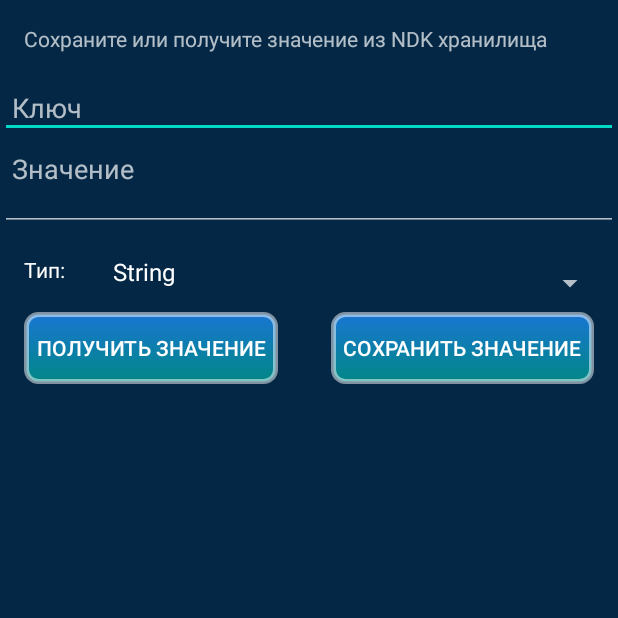
After one commit to i-redbyte/ndk-example, an Android app: the NdkManActivity screen opened directly, with no data from a screen before it, on a phone screen of 412 x 824 dp, the top half of it. The commit adds this screen. Run offline under Robolectric (Android 15) with nearby library versions, the phone set to English and light mode, and no system bars.

Commit message:
simple ndk storage

```diff
--- a/app/src/main/java/com/github/iredbyte/ndk_example/MainActivity.kt
+++ b/app/src/main/java/com/github/iredbyte/ndk_example/MainActivity.kt
@@ -3,6 +3,7 @@ package com.github.iredbyte.ndk_example
 import android.os.Bundle
 import androidx.appcompat.app.AppCompatActivity
 import androidx.appcompat.widget.AppCompatButton
+import com.github.iredbyte.ndk_example.ndkman.keyvalue.NdkManActivity
 import com.github.iredbyte.ndk_example.stepik.ui.StepikActivity
 
 class MainActivity : AppCompatActivity() {
@@ -16,6 +17,9 @@ class MainActivity : AppCompatActivity() {
         findViewById<AppCompatButton>(R.id.btnStepik).setOnClickListener {
             startActivity(StepikActivity.newInstance(this))
         }
+        findViewById<AppCompatButton>(R.id.btnNdkMan).setOnClickListener {
+            startActivity(NdkManActivity.newInstance(this))
+        }
     }
 
 }
--- /dev/null
+++ b/app/src/main/java/com/github/iredbyte/ndk_example/ndkman/keyvalue/NdkManActivity.kt
@@ -0,0 +1,81 @@
+package com.github.iredbyte.ndk_example.ndkman.keyvalue
+
+import android.content.Context
+import android.content.Intent
+import android.os.Bundle
+import android.util.Log
+import android.widget.ArrayAdapter
+import android.widget.EditText
+import android.widget.Spinner
+import android.widget.Toast
+import androidx.appcompat.app.AppCompatActivity
+import androidx.appcompat.widget.AppCompatButton
+import com.github.iredbyte.ndk_example.R
+import com.github.iredbyte.ndk_example.ndkman.storage.NdkMan
+import java.util.regex.Pattern
+
+class NdkManActivity : AppCompatActivity() {
+    private val keyPattern: Pattern = Pattern.compile("\\p{Alnum}+")
+    private val etKey: EditText by lazy { findViewById(R.id.etKey) }
+    private val etValue: EditText by lazy { findViewById(R.id.etValue) }
+    private val btnGetValue: AppCompatButton by lazy { findViewById(R.id.btnGetValue) }
+    private val btnSetValue: AppCompatButton by lazy { findViewById(R.id.btnSetValue) }
+    private val spType: Spinner by lazy { findViewById(R.id.spType) }
+    private val store = NdkMan()
+
+    override fun onCreate(savedInstanceState: Bundle?) {
+        super.onCreate(savedInstanceState)
+        setContentView(R.layout.activity_ndk_man)
+        val adapter: ArrayAdapter<StoreType> =
+            ArrayAdapter(this, android.R.layout.simple_spinner_item, StoreType.values())
+        spType.adapter = adapter
+        btnGetValue.setOnClickListener { onGetValue() }
+        btnSetValue.setOnClickListener { onSetValue() }
+    }
+
+    private fun onSetValue() {
+        val key = etKey.text.toString()
+        val value = etValue.text.toString()
+        val type: StoreType = spType.selectedItem as StoreType
+        if (!keyPattern.matcher(key).matches()) {
+            displayMessage("Incorrect key")
+            return
+        }
+        try {
+            when (type) {
+                StoreType.String -> store.setString(key, value)
+            }
+        } catch (ex: Exception) {
+            displayMessage("Incorrect value.")
+        }
+        printCountEntries()
+    }
+
+    private fun printCountEntries() {
+        val numEntries = store.count
+        Log.d("", "Store $numEntries")
+    }
+
+    private fun onGetValue() {
+        val key = etKey.text.toString()
+        val type: StoreType = spType.selectedItem as StoreType
+        if (!keyPattern.matcher(key).matches()) {
+            displayMessage("Incorrect key")
+            return
+        }
+        when (type) {
+            StoreType.String -> {
+                etValue.setText(store.getString(key))
+            }
+        }
+    }
+
+    private fun displayMessage(text: String) {
+        Toast.makeText(this, text, Toast.LENGTH_LONG).show()
+    }
+
+    companion object {
+        fun newInstance(context: Context): Intent =
+            Intent(context, NdkManActivity::class.java)
+    }
+}
--- /dev/null
+++ b/app/src/main/java/com/github/iredbyte/ndk_example/ndkman/keyvalue/StoreType.kt
@@ -0,0 +1,5 @@
+package com.github.iredbyte.ndk_example.ndkman.keyvalue
+
+enum class StoreType {
+    String
+}
--- /dev/null
+++ b/app/src/main/java/com/github/iredbyte/ndk_example/ndkman/storage/NdkMan.java
@@ -0,0 +1,15 @@
+package com.github.iredbyte.ndk_example.ndkman.storage;
+
+public class NdkMan {
+    static {
+        System.loadLibrary("ndkman");
+    }
+    public NdkMan() {}
+
+    public native int getCount();
+
+    public native String getString(String key);
+
+    public native void setString(String key, String value);
+
+}
--- /dev/null
+++ b/app/src/main/res/layout/activity_ndk_man.xml
@@ -0,0 +1,88 @@
+<?xml version="1.0" encoding="utf-8"?>
+<androidx.constraintlayout.widget.ConstraintLayout xmlns:android="http://schemas.android.com/apk/res/android"
+    xmlns:app="http://schemas.android.com/apk/res-auto"
+    xmlns:tools="http://schemas.android.com/tools"
+    android:id="@+id/main"
+    android:layout_width="match_parent"
+    android:layout_height="match_parent"
+    android:background="@color/main_background"
+    android:orientation="vertical">
+
+    <TextView
+        android:id="@+id/tvTitle"
+        android:layout_width="0dp"
+        android:layout_height="wrap_content"
+        android:padding="16dp"
+        android:text="@string/ndk_man_keyvalue_title"
+        app:layout_constraintEnd_toEndOf="parent"
+        app:layout_constraintStart_toStartOf="parent"
+        app:layout_constraintTop_toTopOf="parent" />
+
+    <EditText
+        android:id="@+id/etKey"
+        android:layout_width="0dp"
+        android:layout_height="wrap_content"
+        android:hint="@string/ndk_man_key_hint"
+        android:padding="8dp"
+        app:layout_constraintEnd_toEndOf="parent"
+        app:layout_constraintStart_toStartOf="parent"
+        app:layout_constraintTop_toBottomOf="@+id/tvTitle" />
+
+    <EditText
+        android:id="@+id/etValue"
+        android:layout_width="0dp"
+        android:layout_height="wrap_content"
+        android:hint="@string/ndk_man_value_hint"
+        android:padding="8dp"
+        app:layout_constraintEnd_toEndOf="parent"
+        app:layout_constraintStart_toStartOf="parent"
+        app:layout_constraintTop_toBottomOf="@+id/etKey" />
+
+    <TextView
+        android:id="@+id/tvType"
+        android:layout_width="wrap_content"
+        android:layout_height="wrap_content"
+        android:padding="16dp"
+        android:text="@string/ndk_man_type"
+        android:textColor="@color/white"
+        app:layout_constraintStart_toStartOf="parent"
+        app:layout_constraintTop_toBottomOf="@+id/etValue" />
+
+    <Spinner
+        android:id="@+id/spType"
+        android:layout_width="0dp"
+        android:layout_height="wrap_content"
+        android:layout_marginStart="8dp"
+        android:layout_marginTop="16dp"
+        android:layout_marginEnd="8dp"
+        android:paddingBottom="16dp"
+        app:layout_constraintEnd_toEndOf="parent"
+        app:layout_constraintStart_toEndOf="@+id/tvType"
+        app:layout_constraintTop_toTopOf="@+id/tvType" />
+
+    <androidx.appcompat.widget.AppCompatButton
+        android:id="@+id/btnGetValue"
+        android:layout_width="0dp"
+        android:layout_height="wrap_content"
+        android:layout_marginStart="16dp"
+        android:layout_marginEnd="16dp"
+        android:background="@drawable/button"
+        android:padding="8dp"
+        android:text="@string/ndk_man_btn_getValue"
+        android:textColor="@color/white"
+        app:layout_constraintStart_toStartOf="parent"
+        app:layout_constraintTop_toBottomOf="@+id/spType" />
+
+    <androidx.appcompat.widget.AppCompatButton
+        android:id="@+id/btnSetValue"
+        android:layout_width="0dp"
+        android:layout_height="wrap_content"
+        android:layout_marginStart="16dp"
+        android:layout_marginEnd="16dp"
+        android:background="@drawable/button"
+        android:padding="8dp"
+        android:text="@string/ndk_man_btn_setValue"
+        android:textColor="@color/white"
+        app:layout_constraintEnd_toEndOf="parent"
+        app:layout_constraintTop_toBottomOf="@+id/spType" />
+</androidx.constraintlayout.widget.ConstraintLayout>
--- a/app/src/main/res/values/strings.xml
+++ b/app/src/main/res/values/strings.xml
@@ -10,4 +10,11 @@
     <string name="stepik_page_title_part1">Step 1</string>
     <string name="stepik_page_title_part2">Step 2</string>
     <string name="stepik_page_part2_generate_new">Step 2</string>
+    <string name="ndk_man_keyvalue">NDK MAN</string>
+    <string name="ndk_man_keyvalue_title">Сохраните или получите значение из NDK хранилища</string>
+    <string name="ndk_man_key_hint">Ключ</string>
+    <string name="ndk_man_value_hint">Значение\n</string>
+    <string name="ndk_man_btn_getValue">Получить значение</string>
+    <string name="ndk_man_btn_setValue">Сохранить значение</string>
+    <string name="ndk_man_type">Тип:</string>
 </resources>
```
Also changed, not shown: app/src/main/AndroidManifest.xml (+6 -6 lines), app/src/main/jni/CMakeLists.txt (+9 -1 lines), app/src/main/res/layout/activity_main.xml (+18 -6 lines), 3 other files.
